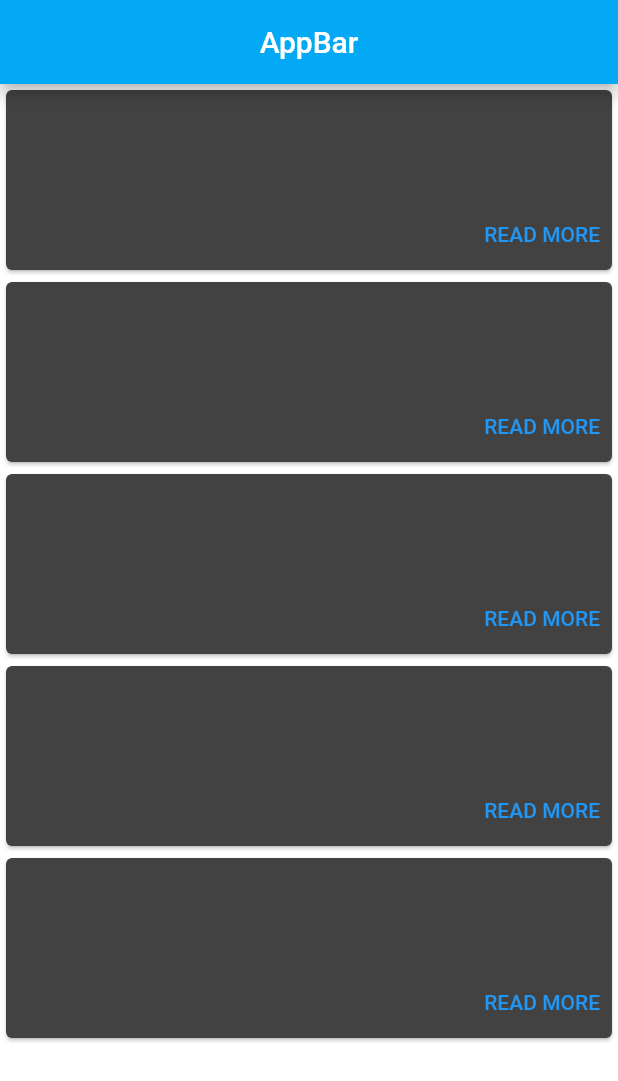
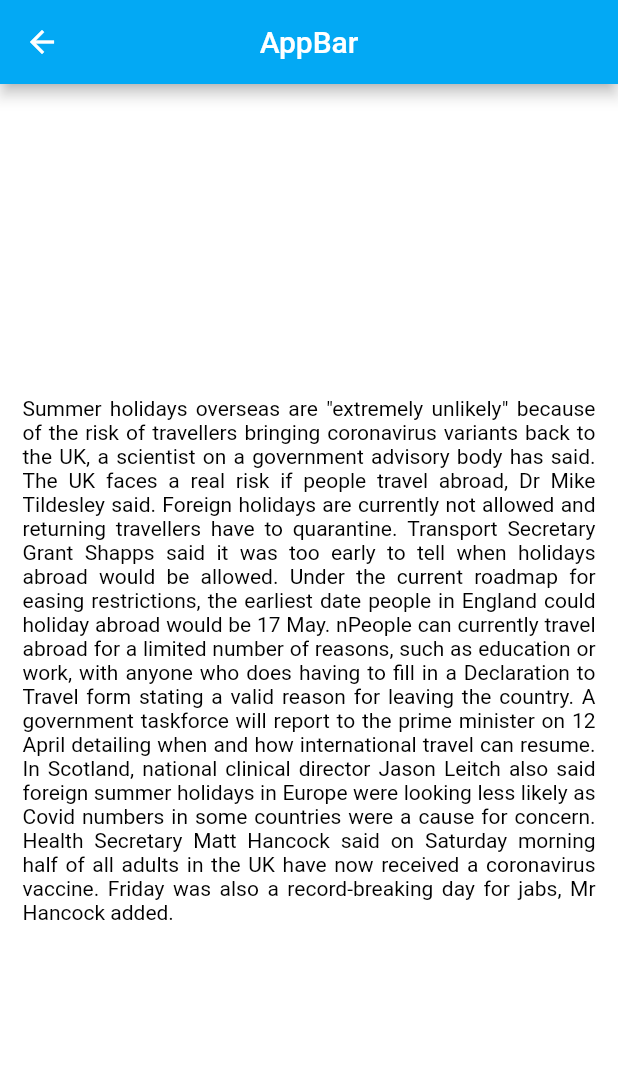
Before and after one commit to daveshanahan/newsApp, a Flutter app: the screen it shows after launch, after a tap on "READ MORE", on a phone screen of 412 x 824 dp. Shown: the top 1081 px of the screen. Run offline on Flutter 3.47's test engine with Material 2 defaults, Android fonts, the phone set to English and light mode, and no system bars; network calls fail.

Commit message:
experimented with getting correct number of tiles to display. Created dummy data to mess around with what is displaying on the cards. Created an article page to display article content.

```diff
--- /dev/null
+++ b/lib/article.dart
@@ -0,0 +1,40 @@
+import 'package:flutter/material.dart';
+import 'package:flutter_news/dummy_data.dart';
+
+class Article extends StatefulWidget {
+  // initialized variable to hold data being passed from feed.dart in navigator
+  Article({this.articleContent});
+  final String articleContent;
+  @override
+  _ArticleState createState() => _ArticleState();
+}
+
+class _ArticleState extends State<Article> {
+  @override
+  Widget build(BuildContext context) {
+    return Scaffold(
+      appBar: AppBar(
+        title: Text('AppBar'),
+        centerTitle: true,
+      ),
+      body: Container(
+        child: Column(
+          mainAxisAlignment: MainAxisAlignment.center,
+          children: [
+            Padding(
+              padding: const EdgeInsets.all(15.0),
+              child: Text(
+                // can access the variable holding the article content with the widget object
+                widget.articleContent,
+                textAlign: TextAlign.justify,
+                style: TextStyle(
+                  color: Colors.black,
+                ),
+              ),
+            ),
+          ],
+        ),
+      ),
+    );
+  }
+}
--- a/lib/constants.dart
+++ /dev/null
@@ -1 +0,0 @@
-const kApiKey = '4fe731accdf142528d9b5d86cb35601e';
--- /dev/null
+++ b/lib/dummy_data.dart
@@ -0,0 +1,95 @@
+class FakeNews {
+  static int totalRecords = 10;
+  static List articles = [
+    {
+      'title': 'Summer holidays abroad from UK extremely unlikely',
+      'description':
+          'There is a risk travellers could bring back Covid variant to the UK, a government advisor warns.',
+      'content':
+          'Summer holidays overseas are "extremely unlikely" because of the risk of travellers bringing coronavirus variants back to the UK, a scientist on a government advisory body has said. The UK faces a real risk if people travel abroad, Dr Mike Tildesley said. Foreign holidays are currently not allowed and returning travellers have to quarantine. Transport Secretary Grant Shapps said it was too early to tell when holidays abroad would be allowed. Under the current roadmap for easing restrictions, the earliest date people in England could holiday abroad would be 17 May. nPeople can currently travel abroad for a limited number of reasons, such as education or work, with anyone who does having to fill in a Declaration to Travel form stating a valid reason for leaving the country. A government taskforce will report to the prime minister on 12 April detailing when and how international travel can resume. In Scotland, national clinical director Jason Leitch also said foreign summer holidays in Europe were looking less likely as Covid numbers in some countries were a cause for concern. Health Secretary Matt Hancock said on Saturday morning half of all adults in the UK have now received a coronavirus vaccine. Friday was also a record-breaking day for jabs, Mr Hancock added.',
+      'imageUrl':
+          'https://ichef.bbci.co.uk/news/976/cpsprodpb/8B32/production/_117643653_gettyimages-1227828271.jpg',
+    },
+    {
+      'title': 'Summer holidays abroad from UK extremely unlikely',
+      'description':
+          'There is a risk travellers could bring back Covid variant to the UK, a government advisor warns.',
+      'content':
+          'Summer holidays overseas are "extremely unlikely" because of the risk of travellers bringing coronavirus variants back to the UK, a scientist on a government advisory body has said. The UK faces a real risk if people travel abroad, Dr Mike Tildesley said. Foreign holidays are currently not allowed and returning travellers have to quarantine. Transport Secretary Grant Shapps said it was too early to tell when holidays abroad would be allowed. Under the current roadmap for easing restrictions, the earliest date people in England could holiday abroad would be 17 May. nPeople can currently travel abroad for a limited number of reasons, such as education or work, with anyone who does having to fill in a Declaration to Travel form stating a valid reason for leaving the country. A government taskforce will report to the prime minister on 12 April detailing when and how international travel can resume. In Scotland, national clinical director Jason Leitch also said foreign summer holidays in Europe were looking less likely as Covid numbers in some countries were a cause for concern. Health Secretary Matt Hancock said on Saturday morning half of all adults in the UK have now received a coronavirus vaccine. Friday was also a record-breaking day for jabs, Mr Hancock added.',
+      'imageUrl':
+          'https://ichef.bbci.co.uk/news/976/cpsprodpb/8B32/production/_117643653_gettyimages-1227828271.jpg',
+    },
+    {
+      'title': 'Summer holidays abroad from UK extremely unlikely',
+      'description':
+          'There is a risk travellers could bring back Covid variant to the UK, a government advisor warns.',
+      'content':
+          'Summer holidays overseas are "extremely unlikely" because of the risk of travellers bringing coronavirus variants back to the UK, a scientist on a government advisory body has said. The UK faces a real risk if people travel abroad, Dr Mike Tildesley said. Foreign holidays are currently not allowed and returning travellers have to quarantine. Transport Secretary Grant Shapps said it was too early to tell when holidays abroad would be allowed. Under the current roadmap for easing restrictions, the earliest date people in England could holiday abroad would be 17 May. nPeople can currently travel abroad for a limited number of reasons, such as education or work, with anyone who does having to fill in a Declaration to Travel form stating a valid reason for leaving the country. A government taskforce will report to the prime minister on 12 April detailing when and how international travel can resume. In Scotland, national clinical director Jason Leitch also said foreign summer holidays in Europe were looking less likely as Covid numbers in some countries were a cause for concern. Health Secretary Matt Hancock said on Saturday morning half of all adults in the UK have now received a coronavirus vaccine. Friday was also a record-breaking day for jabs, Mr Hancock added.',
+      'imageUrl':
+          'https://ichef.bbci.co.uk/news/976/cpsprodpb/8B32/production/_117643653_gettyimages-1227828271.jpg',
+    },
+    {
+      'title': 'Summer holidays abroad from UK extremely unlikely',
+      'description':
+          'There is a risk travellers could bring back Covid variant to the UK, a government advisor warns.',
+      'content':
+          'Summer holidays overseas are "extremely unlikely" because of the risk of travellers bringing coronavirus variants back to the UK, a scientist on a government advisory body has said. The UK faces a real risk if people travel abroad, Dr Mike Tildesley said. Foreign holidays are currently not allowed and returning travellers have to quarantine. Transport Secretary Grant Shapps said it was too early to tell when holidays abroad would be allowed. Under the current roadmap for easing restrictions, the earliest date people in England could holiday abroad would be 17 May. nPeople can currently travel abroad for a limited number of reasons, such as education or work, with anyone who does having to fill in a Declaration to Travel form stating a valid reason for leaving the country. A government taskforce will report to the prime minister on 12 April detailing when and how international travel can resume. In Scotland, national clinical director Jason Leitch also said foreign summer holidays in Europe were looking less likely as Covid numbers in some countries were a cause for concern. Health Secretary Matt Hancock said on Saturday morning half of all adults in the UK have now received a coronavirus vaccine. Friday was also a record-breaking day for jabs, Mr Hancock added.',
+      'imageUrl':
+          'https://ichef.bbci.co.uk/news/976/cpsprodpb/8B32/production/_117643653_gettyimages-1227828271.jpg',
+    },
+    {
+      'title': 'Summer holidays abroad from UK extremely unlikely',
+      'description':
+          'There is a risk travellers could bring back Covid variant to the UK, a government advisor warns.',
+      'content':
+          'Summer holidays overseas are "extremely unlikely" because of the risk of travellers bringing coronavirus variants back to the UK, a scientist on a government advisory body has said. The UK faces a real risk if people travel abroad, Dr Mike Tildesley said. Foreign holidays are currently not allowed and returning travellers have to quarantine. Transport Secretary Grant Shapps said it was too early to tell when holidays abroad would be allowed. Under the current roadmap for easing restrictions, the earliest date people in England could holiday abroad would be 17 May. nPeople can currently travel abroad for a limited number of reasons, such as education or work, with anyone who does having to fill in a Declaration to Travel form stating a valid reason for leaving the country. A government taskforce will report to the prime minister on 12 April detailing when and how international travel can resume. In Scotland, national clinical director Jason Leitch also said foreign summer holidays in Europe were looking less likely as Covid numbers in some countries were a cause for concern. Health Secretary Matt Hancock said on Saturday morning half of all adults in the UK have now received a coronavirus vaccine. Friday was also a record-breaking day for jabs, Mr Hancock added.',
+      'imageUrl':
+          'https://ichef.bbci.co.uk/news/976/cpsprodpb/8B32/production/_117643653_gettyimages-1227828271.jpg',
+    },
+    {
+      'title': 'Summer holidays abroad from UK extremely unlikely',
+      'description':
+          'There is a risk travellers could bring back Covid variant to the UK, a government advisor warns.',
+      'content':
+          'Summer holidays overseas are "extremely unlikely" because of the risk of travellers bringing coronavirus variants back to the UK, a scientist on a government advisory body has said. The UK faces a real risk if people travel abroad, Dr Mike Tildesley said. Foreign holidays are currently not allowed and returning travellers have to quarantine. Transport Secretary Grant Shapps said it was too early to tell when holidays abroad would be allowed. Under the current roadmap for easing restrictions, the earliest date people in England could holiday abroad would be 17 May. nPeople can currently travel abroad for a limited number of reasons, such as education or work, with anyone who does having to fill in a Declaration to Travel form stating a valid reason for leaving the country. A government taskforce will report to the prime minister on 12 April detailing when and how international travel can resume. In Scotland, national clinical director Jason Leitch also said foreign summer holidays in Europe were looking less likely as Covid numbers in some countries were a cause for concern. Health Secretary Matt Hancock said on Saturday morning half of all adults in the UK have now received a coronavirus vaccine. Friday was also a record-breaking day for jabs, Mr Hancock added.',
+      'imageUrl':
+          'https://ichef.bbci.co.uk/news/976/cpsprodpb/8B32/production/_117643653_gettyimages-1227828271.jpg',
+    },
+    {
+      'title': 'Summer holidays abroad from UK extremely unlikely',
+      'description':
+          'There is a risk travellers could bring back Covid variant to the UK, a government advisor warns.',
+      'content':
+          'Summer holidays overseas are "extremely unlikely" because of the risk of travellers bringing coronavirus variants back to the UK, a scientist on a government advisory body has said. The UK faces a real risk if people travel abroad, Dr Mike Tildesley said. Foreign holidays are currently not allowed and returning travellers have to quarantine. Transport Secretary Grant Shapps said it was too early to tell when holidays abroad would be allowed. Under the current roadmap for easing restrictions, the earliest date people in England could holiday abroad would be 17 May. nPeople can currently travel abroad for a limited number of reasons, such as education or work, with anyone who does having to fill in a Declaration to Travel form stating a valid reason for leaving the country. A government taskforce will report to the prime minister on 12 April detailing when and how international travel can resume. In Scotland, national clinical director Jason Leitch also said foreign summer holidays in Europe were looking less likely as Covid numbers in some countries were a cause for concern. Health Secretary Matt Hancock said on Saturday morning half of all adults in the UK have now received a coronavirus vaccine. Friday was also a record-breaking day for jabs, Mr Hancock added.',
+      'imageUrl':
+          'https://ichef.bbci.co.uk/news/976/cpsprodpb/8B32/production/_117643653_gettyimages-1227828271.jpg',
+    },
+    {
+      'title': 'Summer holidays abroad from UK extremely unlikely',
+      'description':
+          'There is a risk travellers could bring back Covid variant to the UK, a government advisor warns.',
+      'content':
+          'Summer holidays overseas are "extremely unlikely" because of the risk of travellers bringing coronavirus variants back to the UK, a scientist on a government advisory body has said. The UK faces a real risk if people travel abroad, Dr Mike Tildesley said. Foreign holidays are currently not allowed and returning travellers have to quarantine. Transport Secretary Grant Shapps said it was too early to tell when holidays abroad would be allowed. Under the current roadmap for easing restrictions, the earliest date people in England could holiday abroad would be 17 May. nPeople can currently travel abroad for a limited number of reasons, such as education or work, with anyone who does having to fill in a Declaration to Travel form stating a valid reason for leaving the country. A government taskforce will report to the prime minister on 12 April detailing when and how international travel can resume. In Scotland, national clinical director Jason Leitch also said foreign summer holidays in Europe were looking less likely as Covid numbers in some countries were a cause for concern. Health Secretary Matt Hancock said on Saturday morning half of all adults in the UK have now received a coronavirus vaccine. Friday was also a record-breaking day for jabs, Mr Hancock added.',
+      'imageUrl':
+          'https://ichef.bbci.co.uk/news/976/cpsprodpb/8B32/production/_117643653_gettyimages-1227828271.jpg',
+    },
+    {
+      'title': 'Summer holidays abroad from UK extremely unlikely',
+      'description':
+          'There is a risk travellers could bring back Covid variant to the UK, a government advisor warns.',
+      'content':
+          'Summer holidays overseas are "extremely unlikely" because of the risk of travellers bringing coronavirus variants back to the UK, a scientist on a government advisory body has said. The UK faces a real risk if people travel abroad, Dr Mike Tildesley said. Foreign holidays are currently not allowed and returning travellers have to quarantine. Transport Secretary Grant Shapps said it was too early to tell when holidays abroad would be allowed. Under the current roadmap for easing restrictions, the earliest date people in England could holiday abroad would be 17 May. nPeople can currently travel abroad for a limited number of reasons, such as education or work, with anyone who does having to fill in a Declaration to Travel form stating a valid reason for leaving the country. A government taskforce will report to the prime minister on 12 April detailing when and how international travel can resume. In Scotland, national clinical director Jason Leitch also said foreign summer holidays in Europe were looking less likely as Covid numbers in some countries were a cause for concern. Health Secretary Matt Hancock said on Saturday morning half of all adults in the UK have now received a coronavirus vaccine. Friday was also a record-breaking day for jabs, Mr Hancock added.',
+      'imageUrl':
+          'https://ichef.bbci.co.uk/news/976/cpsprodpb/8B32/production/_117643653_gettyimages-1227828271.jpg',
+    },
+    {
+      'title': 'Summer holidays abroad from UK extremely unlikely',
+      'description':
+          'There is a risk travellers could bring back Covid variant to the UK, a government advisor warns.',
+      'content':
+          'Summer holidays overseas are "extremely unlikely" because of the risk of travellers bringing coronavirus variants back to the UK, a scientist on a government advisory body has said. The UK faces a real risk if people travel abroad, Dr Mike Tildesley said. Foreign holidays are currently not allowed and returning travellers have to quarantine. Transport Secretary Grant Shapps said it was too early to tell when holidays abroad would be allowed. Under the current roadmap for easing restrictions, the earliest date people in England could holiday abroad would be 17 May. nPeople can currently travel abroad for a limited number of reasons, such as education or work, with anyone who does having to fill in a Declaration to Travel form stating a valid reason for leaving the country. A government taskforce will report to the prime minister on 12 April detailing when and how international travel can resume. In Scotland, national clinical director Jason Leitch also said foreign summer holidays in Europe were looking less likely as Covid numbers in some countries were a cause for concern. Health Secretary Matt Hancock said on Saturday morning half of all adults in the UK have now received a coronavirus vaccine. Friday was also a record-breaking day for jabs, Mr Hancock added.',
+      'imageUrl':
+          'https://ichef.bbci.co.uk/news/976/cpsprodpb/8B32/production/_117643653_gettyimages-1227828271.jpg',
+    },
+  ];
+}
--- a/lib/feed.dart
+++ b/lib/feed.dart
@@ -1,12 +1,15 @@
 import 'package:flutter/material.dart';
 import 'package:http/http.dart';
 import 'news_data.dart';
+import 'dummy_data.dart';
+import 'article.dart';
 
 class FeedScreen extends StatefulWidget {
   @override
   _FeedScreenState createState() => _FeedScreenState();
 }
 
+//articles[0].title
 // initialise the variables I want to assign to elements to display on page
 String leading = '';
 String title = '';
@@ -15,29 +18,29 @@ String description = '';
 
 class _FeedScreenState extends State<FeedScreen> {
   // method to retrieve data from API call and setstate with the returned data
-  void getData() async {
-    try {
-      var data = await News().getNewsData();
-      setState(() {
-        title = data[0]['title'];
-        leading = data[0]['urlToImage'];
-        subtitle = data[0]['description'];
-      });
-    } catch (e) {
-      print(e);
-    }
-  }
+  // void getData() async {
+  //   try {
+  //     var data = await News().getNewsData();
+  //     setState(() {
+  //       title = data[2][0]['title'];
+  //       leading = data[2][0]['urlToImage'];
+  //       subtitle = data[2][0]['description'];
+  //     });
+  //   } catch (e) {
+  //     print(e);
+  //   }
+  // }
 
   // call getData in initstate to have it get triggered when the page is built
   @override
   void initState() {
     super.initState();
-    getData();
+    // getData();
   }
 
   @override
   Widget build(BuildContext context) {
-    getData();
+    // getData();
     return Scaffold(
       appBar: AppBar(
         centerTitle: true,
@@ -45,27 +48,59 @@ class _FeedScreenState extends State<FeedScreen> {
       ),
       body: Center(
         child: ListView.builder(
-          itemCount: 5,
+          // create list with length of articles list returned
+          itemCount: FakeNews.articles.length,
           itemBuilder: (BuildContext context, int index) {
             return Card(
+              color: Colors.grey,
+              clipBehavior: Clip.antiAlias,
               child: Column(
-                mainAxisSize: MainAxisSize.min,
-                children: <Widget>[
+                children: [
                   ListTile(
-                    // leading: Image.network(leading),
-                    // ),
-                    title: Text(title),
-                    subtitle: Text(subtitle),
+                    leading: Icon(Icons.article),
+                    title: Text(
+                      FakeNews.articles[0]['title'],
+                      style: TextStyle(
+                        color: Colors.black,
+                      ),
+                    ),
                   ),
-                  Row(
-                    mainAxisAlignment: MainAxisAlignment.end,
-                    children: <Widget>[
+                  Padding(
+                    padding: const EdgeInsets.all(16.0),
+                    child: Text(
+                      FakeNews.articles[0]['title'],
+                      style: TextStyle(color: Colors.black.withOpacity(0.6)),
+                    ),
+                  ),
+                  ButtonBar(
+                    alignment: MainAxisAlignment.end,
+                    children: [
                       TextButton(
-                        child: const Text('READ MORE'),
-                        onPressed: () {/* ... */},
+                        // textColor: const Color(0xFF6200EE),
+                        onPressed: () {
+                          Navigator.push(
+                            context,
+                            MaterialPageRoute(
+                              builder: (context) {
+                                // after defining variable in Article() we can assign it a value here
+                                return Article(
+                                  articleContent: FakeNews.articles[0]
+                                      ['content'],
+                                );
+                              },
+                            ),
+                          );
+                        },
+                        child: const Text(
+                          'READ MORE',
+                          style: TextStyle(
+                            color: Colors.black,
+                          ),
+                        ),
                       ),
                     ],
                   ),
+                  Image.network(FakeNews.articles[0]['imageUrl']),
                 ],
               ),
             );
--- a/lib/news_data.dart
+++ b/lib/news_data.dart
@@ -4,21 +4,24 @@ import 'constants.dart';
 
 // https://newsapi.org/v2/top-headlines?sources=bbc-news&apiKey=API_KEY
 
-class News {
-  Future getNewsData() async {
-    Uri url = Uri.https('newsapi.org', 'v2/top-headlines',
-        {'sources': 'bbc-news', 'apiKey': kApiKey});
-    http.Response response = await http.get(url);
+//totalResults
 
-    if (response.statusCode == 200) {
-      String data = response.body;
-      var decodedData = jsonDecode(data);
-      var articles = decodedData['articles'];
-      // var title = decodedData['articles'][0]['title'];
-      return articles;
-    } else {
-      print(response.statusCode);
-      throw 'problem with GET request';
-    }
-  }
-}
+// class News {
+//   Future getNewsData() async {
+//     Uri url = Uri.https('newsapi.org', 'v2/top-headlines',
+//         {'sources': 'bbc-news', 'apiKey': kApiKey});
+//     http.Response response = await http.get(url);
+//
+//     if (response.statusCode == 200) {
+//       String data = response.body;
+//       var decodedData = jsonDecode(data);
+//       // var numResults = decodedData['totalResults'];
+//       // var articles = decodedData['articles'];
+//       // var title = decodedData['articles'][0]['title'];
+//       return decodedData;
+//     } else {
+//       print(response.statusCode);
+//       throw 'problem with GET request';
+//     }
+//   }
+// }
```
